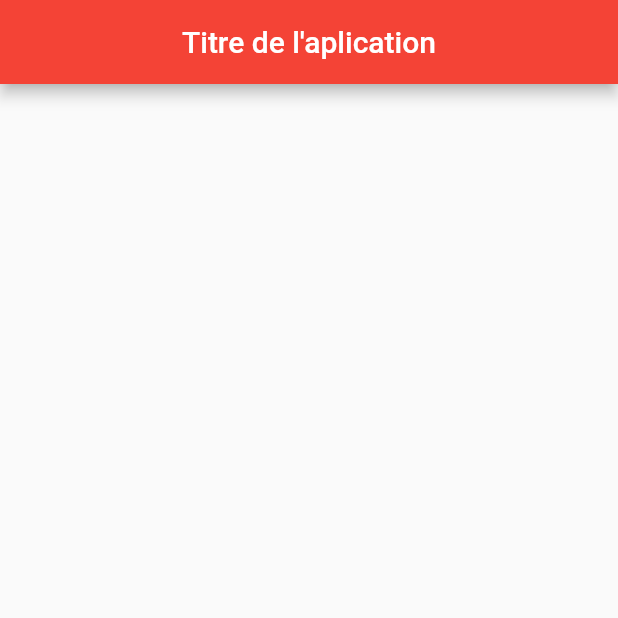
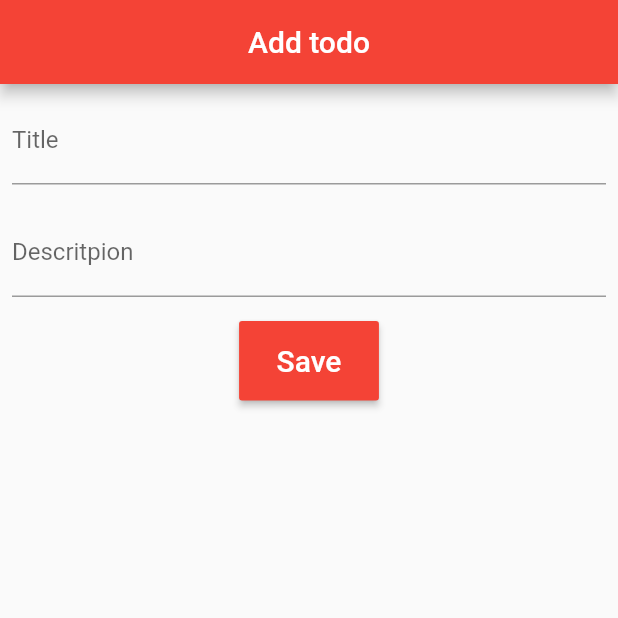
Before and after one commit to mahaubin/todoApp, a Flutter app: the screen it shows after launch, on a phone screen of 412 x 824 dp, the top half of it. Run offline on Flutter 3.47's test engine with Material 2 defaults, Android fonts, the phone set to English and light mode, and no system bars.

Commit message:
Création de formulaire

```diff
--- a/lib/main.dart
+++ b/lib/main.dart
@@ -1,4 +1,5 @@
 import 'package:flutter/material.dart';
+import 'package:todo/screens/add_todo_screen.dart';
 
 void main() {
   runApp(const MyApp());
@@ -13,11 +14,6 @@ class MyApp extends StatelessWidget {
         theme: ThemeData(
           primarySwatch: Colors.red,
         ),
-        home: Scaffold(
-          appBar: AppBar(
-            title: Text("Titre de l'aplication"),
-            centerTitle: true,
-          ),
-        ));
+        home: AddTodoScreen());
   }
 }
--- /dev/null
+++ b/lib/screens/add_todo_screen.dart
@@ -0,0 +1,83 @@
+import 'package:flutter/material.dart';
+
+class AddTodoScreen extends StatefulWidget {
+  AddTodoScreen({
+    Key? key,
+  }) : super(key: key);
+
+  @override
+  State<AddTodoScreen> createState() => _AddTodoScreenState();
+}
+
+class _AddTodoScreenState extends State<AddTodoScreen> {
+  final _formKey = GlobalKey<FormState>();
+  final TextEditingController _title = new TextEditingController();
+  final TextEditingController _description = new TextEditingController();
+  validate() {
+    if (_formKey.currentState!.validate() && _formKey.currentState != null) {
+      print(_title.text);
+    } else {
+      print("The form is not validate");
+    }
+  }
+
+  @override
+  Widget build(BuildContext context) {
+    return Scaffold(
+      appBar: AppBar(
+        title: Text("Add todo"),
+        centerTitle: true,
+      ),
+      body: Form(
+          key: _formKey,
+          child: Column(
+            children: [
+              Padding(
+                padding: const EdgeInsets.all(8.0),
+                child: TextFormField(
+                  decoration: InputDecoration(
+                    labelText: "Title",
+                    hintText: "Enter the title",
+                  ),
+                  validator: (value) {
+                    if (value == null || value.isEmpty) {
+                      return "Title can't be empty";
+                    }
+                  },
+                  controller: _title,
+                ),
+              ),
+              Padding(
+                padding: const EdgeInsets.all(8.0),
+                child: TextFormField(
+                  decoration: InputDecoration(
+                    labelText: "Descritpion",
+                    hintText: "Enter the description",
+                  ),
+                  validator: (value) {
+                    if (value == null || value.isEmpty) {
+                      return "Description can't be empty";
+                    }
+                  },
+                  controller: _description,
+                ),
+              ),
+              Padding(
+                padding: const EdgeInsets.all(8.0),
+                child: RaisedButton(
+                    padding: EdgeInsets.only(
+                        left: 25, right: 25, top: 15, bottom: 15),
+                    child: Text(
+                      "Save",
+                      style: TextStyle(fontSize: 20, color: Colors.white),
+                    ),
+                    color: Colors.red,
+                    onPressed: () {
+                      validate();
+                    }),
+              )
+            ],
+          )),
+    );
+  }
+}
```
Also changed, not shown: pubspec.yaml (+5 -3 lines), lib/screens/todo_list_screen.dart (added), pubspec.lock.
